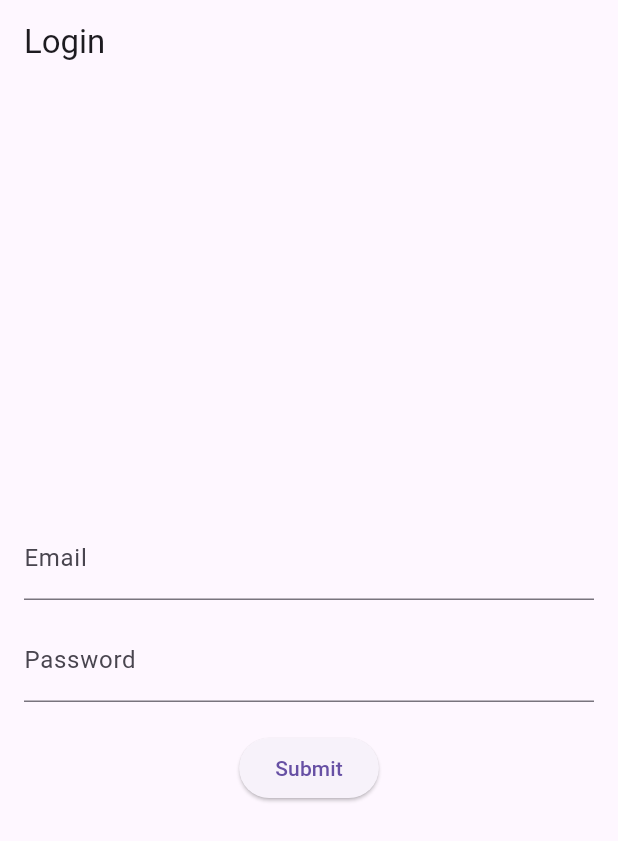
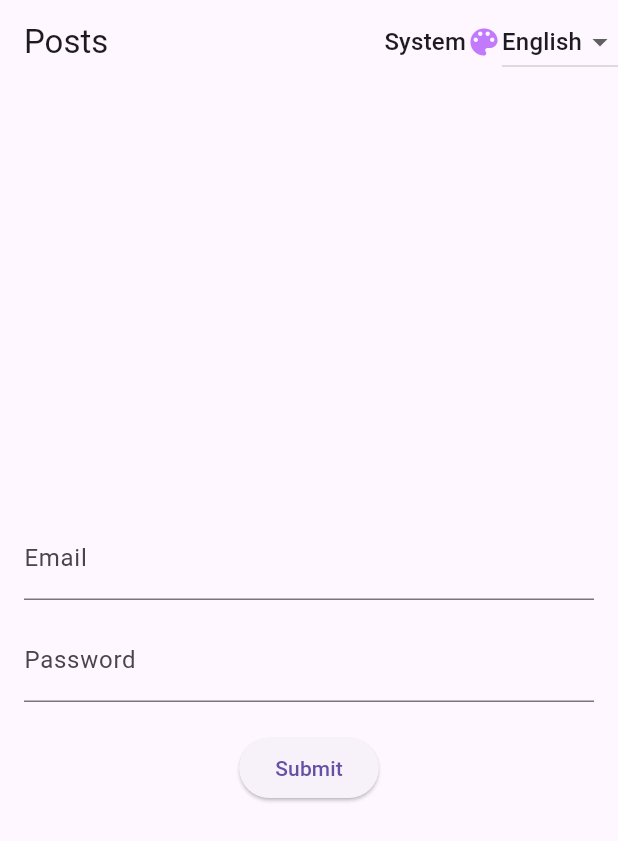
Before and after one commit to shahdseddik/shahd_app, a Flutter app: the screen it shows after launch, on a phone screen of 412 x 824 dp. Shown: the top 841 px of the screen. Run offline on Flutter 3.47's test engine with Material 3 defaults, Android fonts, the light colour scheme and no system bars; our stand-ins replace dio, flutter_riverpod, flutter_secure_storage, pretty_dio_logger, shared_preferences.

Commit message:
Implement persistent language selector (en/ar) with Riverpod

````diff
--- /dev/null
+++ b/l10n/l10n.yaml
@@ -0,0 +1,5 @@
+arb-dir: lib/l10n
+template-arb-file: app_en.arb
+output-localization-file: app_localizations.dart
+output-class: AppLocalizations
+preferred-supported-locales: [en, ar]
--- a/lib/Screens/login_screen.dart
+++ b/lib/Screens/login_screen.dart
@@ -1,6 +1,9 @@
 import 'package:flutter/material.dart';
 import 'package:flutter_riverpod/flutter_riverpod.dart';
+import 'package:shahd_app/l10n/app_localizations.dart';
 import 'package:shahd_app/providers/auth_provider.dart';
+import 'package:shahd_app/widgets/language_selector.dart';
+import 'package:shahd_app/widgets/theme_dropdown.dart';
 import 'posts_screen.dart';
 
 class LoginScreen extends ConsumerStatefulWidget {
@@ -34,9 +37,16 @@ class _LoginScreenState extends ConsumerState<LoginScreen> {
   @override
   Widget build(BuildContext context) {
     final authState = ref.watch(authProvider);
+    final loc = AppLocalizations.of(context)!;
 
     return Scaffold(
-      appBar: AppBar(title: const Text("Login")),
+      appBar: AppBar(
+        title: Text(loc.posts),
+        actions: [
+          const ThemeDropdown(),
+          const LanguageSelector(),
+  ],
+),
       body: Center(
         child: Padding(
           padding: const EdgeInsets.all(16),
@@ -47,22 +57,22 @@ class _LoginScreenState extends ConsumerState<LoginScreen> {
               children: [
                 TextFormField(
                   controller: _emailController,
-                  decoration: const InputDecoration(labelText: "Email"),
-                  validator: (value) => value!.isEmpty ? "Enter email" : null,
+                  decoration: InputDecoration(labelText: loc.email),
+                  validator: (value) => value!.isEmpty ? loc.enterEmail : null,
                 ),
                 const SizedBox(height: 12),
                 TextFormField(
                   controller: _passwordController,
-                  decoration: const InputDecoration(labelText: "Password"),
+                  decoration: InputDecoration(labelText: loc.password),
                   obscureText: true,
-                  validator: (value) => value!.isEmpty ? "Enter password" : null,
+                  validator: (value) => value!.isEmpty ? loc.enterPassword : null,
                 ),
                 const SizedBox(height: 20),
                 authState.isLoading
                     ? const CircularProgressIndicator()
                     : ElevatedButton(
                         onPressed: _login,
-                        child: const Text("Submit"),
+                        child: Text(loc.submit),
                       ),
                 if (authState.errorMessage != null)
                   Padding(
--- /dev/null
+++ b/lib/l10n/app_localizations.dart
@@ -0,0 +1,231 @@
+import 'dart:async';
+
+import 'package:flutter/foundation.dart';
+import 'package:flutter/widgets.dart';
+import 'package:flutter_localizations/flutter_localizations.dart';
+import 'package:intl/intl.dart' as intl;
+
+import 'app_localizations_ar.dart';
+import 'app_localizations_en.dart';
+
+// ignore_for_file: type=lint
+
+/// Callers can lookup localized strings with an instance of AppLocalizations
+/// returned by `AppLocalizations.of(context)`.
+///
+/// Applications need to include `AppLocalizations.delegate()` in their app's
+/// `localizationDelegates` list, and the locales they support in the app's
+/// `supportedLocales` list. For example:
+///
+/// ```dart
+/// import 'l10n/app_localizations.dart';
+///
+/// return MaterialApp(
+///   localizationsDelegates: AppLocalizations.localizationsDelegates,
+///   supportedLocales: AppLocalizations.supportedLocales,
+///   home: MyApplicationHome(),
+/// );
+/// ```
+///
+/// ## Update pubspec.yaml
+///
+/// Please make sure to update your pubspec.yaml to include the following
+/// packages:
+///
+/// ```yaml
+/// dependencies:
+///   # Internationalization support.
+///   flutter_localizations:
+///     sdk: flutter
+///   intl: any # Use the pinned version from flutter_localizations
+///
+///   # Rest of dependencies
+/// ```
+///
+/// ## iOS Applications
+///
+/// iOS applications define key application metadata, including supported
+/// locales, in an Info.plist file that is built into the application bundle.
+/// To configure the locales supported by your app, you’ll need to edit this
+/// file.
+///
+/// First, open your project’s ios/Runner.xcworkspace Xcode workspace file.
+/// Then, in the Project Navigator, open the Info.plist file under the Runner
+/// project’s Runner folder.
+///
+/// Next, select the Information Property List item, select Add Item from the
+/// Editor menu, then select Localizations from the pop-up menu.
+///
+/// Select and expand the newly-created Localizations item then, for each
+/// locale your application supports, add a new item and select the locale
+/// you wish to add from the pop-up menu in the Value field. This list should
+/// be consistent with the languages listed in the AppLocalizations.supportedLocales
+/// property.
+abstract class AppLocalizations {
+  AppLocalizations(String locale) : localeName = intl.Intl.canonicalizedLocale(locale.toString());
+
+  final String localeName;
+
+  static AppLocalizations? of(BuildContext context) {
+    return Localizations.of<AppLocalizations>(context, AppLocalizations);
+  }
+
+  static const LocalizationsDelegate<AppLocalizations> delegate = _AppLocalizationsDelegate();
+
+  /// A list of this localizations delegate along with the default localizations
+  /// delegates.
+  ///
+  /// Returns a list of localizations delegates containing this delegate along with
+  /// GlobalMaterialLocalizations.delegate, GlobalCupertinoLocalizations.delegate,
+  /// and GlobalWidgetsLocalizations.delegate.
+  ///
+  /// Additional delegates can be added by appending to this list in
+  /// MaterialApp. This list does not have to be used at all if a custom list
+  /// of delegates is preferred or required.
+  static const List<LocalizationsDelegate<dynamic>> localizationsDelegates = <LocalizationsDelegate<dynamic>>[
+    delegate,
+    GlobalMaterialLocalizations.delegate,
+    GlobalCupertinoLocalizations.delegate,
+    GlobalWidgetsLocalizations.delegate,
+  ];
+
+  /// A list of this localizations delegate's supported locales.
+  static const List<Locale> supportedLocales = <Locale>[
+    Locale('ar'),
+    Locale('en')
+  ];
+
+  /// No description provided for @login.
+  ///
+  /// In en, this message translates to:
+  /// **'Login'**
+  String get login;
+
+  /// No description provided for @email.
+  ///
+  /// In en, this message translates to:
+  /// **'Email'**
+  String get email;
+
+  /// No description provided for @enterEmail.
+  ///
+  /// In en, this message translates to:
+  /// **'Enter email'**
+  String get enterEmail;
+
+  /// No description provided for @password.
+  ///
+  /// In en, this message translates to:
+  /// **'Password'**
+  String get password;
+
+  /// No description provided for @enterPassword.
+  ///
+  /// In en, this message translates to:
+  /// **'Enter password'**
+  String get enterPassword;
+
+  /// No description provided for @posts.
+  ///
+  /// In en, this message translates to:
+  /// **'Posts'**
+  String get posts;
+
+  /// No description provided for @createPost.
+  ///
+  /// In en, this message translates to:
+  /// **'Create Post'**
+  String get createPost;
+
+  /// No description provided for @title.
+  ///
+  /// In en, this message translates to:
+  /// **'Title'**
+  String get title;
+
+  /// No description provided for @body.
+  ///
+  /// In en, this message translates to:
+  /// **'Body'**
+  String get body;
+
+  /// No description provided for @submit.
+  ///
+  /// In en, this message translates to:
+  /// **'Submit'**
+  String get submit;
+
+  /// No description provided for @failedToCreatePost.
+  ///
+  /// In en, this message translates to:
+  /// **'Failed to create post.'**
+  String get failedToCreatePost;
+
+  /// No description provided for @postCreated.
+  ///
+  /// In en, this message translates to:
+  /// **'Post created!'**
+  String get postCreated;
+
+  /// No description provided for @dark.
+  ///
+  /// In en, this message translates to:
+  /// **'Dark'**
+  String get dark;
+
+  /// No description provided for @light.
+  ///
+  /// In en, this message translates to:
+  /// **'Light'**
+  String get light;
+
+  /// No description provided for @system.
+  ///
+  /// In en, this message translates to:
+  /// **'System'**
+  String get system;
+
+  /// No description provided for @english.
+  ///
+  /// In en, this message translates to:
+  /// **'English'**
+  String get english;
+
+  /// No description provided for @arabic.
+  ///
+  /// In en, this message translates to:
+  /// **'Arabic'**
+  String get arabic;
+}
+
+class _AppLocalizationsDelegate extends LocalizationsDelegate<AppLocalizations> {
+  const _AppLocalizationsDelegate();
+
+  @override
+  Future<AppLocalizations> load(Locale locale) {
+    return SynchronousFuture<AppLocalizations>(lookupAppLocalizations(locale));
+  }
+
+  @override
+  bool isSupported(Locale locale) => <String>['ar', 'en'].contains(locale.languageCode);
+
+  @override
+  bool shouldReload(_AppLocalizationsDelegate old) => false;
+}
+
+AppLocalizations lookupAppLocalizations(Locale locale) {
+
+
+  // Lookup logic when only language code is specified.
+  switch (locale.languageCode) {
+    case 'ar': return AppLocalizationsAr();
+    case 'en': return AppLocalizationsEn();
+  }
+
+  throw FlutterError(
+    'AppLocalizations.delegate failed to load unsupported locale "$locale". This is likely '
+    'an issue with the localizations generation tool. Please file an issue '
+    'on GitHub with a reproducible sample app and the gen-l10n configuration '
+    'that was used.'
+  );
+}
--- a/lib/main.dart
+++ b/lib/main.dart
@@ -1,7 +1,10 @@
 import 'package:flutter/material.dart';
+import 'package:flutter_localizations/flutter_localizations.dart';
 import 'package:flutter_riverpod/flutter_riverpod.dart';
 import 'package:shahd_app/Screens/login_screen.dart';
+import 'package:shahd_app/l10n/app_localizations.dart';
 import 'package:shahd_app/providers/auth_provider.dart';
+import 'package:shahd_app/providers/locale_notifier.dart';
 import 'package:shahd_app/providers/theme_notifier.dart';
 import 'Screens/posts_screen.dart';
 
@@ -15,20 +18,30 @@ class MyApp extends ConsumerWidget {
   @override
   Widget build(BuildContext context, WidgetRef ref) {
     final themeMode = ref.watch(themeProvider);
-      return Consumer(
-      builder: (context, ref, _) {
-        final authState = ref.watch(authProvider);
+    final locale = ref.watch(localeNotifierProvider);
+    final authState = ref.watch(authProvider);
+
+
         return MaterialApp(
         debugShowCheckedModeBanner: false,
+        localizationsDelegates: const [
+          AppLocalizations.delegate,
+          GlobalMaterialLocalizations.delegate,
+          GlobalWidgetsLocalizations.delegate,
+          GlobalCupertinoLocalizations.delegate,
+        ],
+        supportedLocales: const [
+          Locale('en', ''),
+          Locale('ar', ''),
+        ],
+        locale: locale,
         title: 'Theme',
         theme: ThemeData.light(),
         darkTheme: ThemeData.dark(),
         themeMode: themeMode,
         home: authState.isLoggedIn
-          ? const PostsScreen()
-          : const LoginScreen(),
+            ? const PostsScreen()
+            : const LoginScreen(),
     );
-  },
-);
   }
 }
--- /dev/null
+++ b/lib/widgets/language_selector.dart
@@ -0,0 +1,33 @@
+import 'package:flutter/material.dart';
+import 'package:flutter_riverpod/flutter_riverpod.dart';
+import 'package:shahd_app/l10n/app_localizations.dart';
+import 'package:shahd_app/providers/locale_notifier.dart';
+
+class LanguageSelector extends ConsumerWidget {
+  const LanguageSelector({super.key});
+
+  @override
+  Widget build(BuildContext context, WidgetRef ref) {
+    final locale = ref.watch(localeNotifierProvider);
+    final loc = AppLocalizations.of(context)!;
+
+    return DropdownButton<String>(
+      value: locale.languageCode,
+      onChanged: (value) {
+        if (value != null) {
+          ref.read(localeNotifierProvider.notifier).setLocale(value);
+        }
+      },
+      items: [
+        DropdownMenuItem(
+          value: 'en',
+          child: Text(loc.english),
+        ),
+        DropdownMenuItem(
+          value: 'ar',
+          child: Text(loc.arabic),
+        ),
+      ],
+    );
+  }
+}
--- a/lib/widgets/theme_dropdown.dart
+++ b/lib/widgets/theme_dropdown.dart
@@ -1,5 +1,6 @@
 import 'package:flutter/material.dart';
 import 'package:flutter_riverpod/flutter_riverpod.dart';
+import 'package:shahd_app/l10n/app_localizations.dart';
 import  'package:shahd_app/providers/theme_notifier.dart';
 
 class ThemeDropdown extends ConsumerWidget {
@@ -8,15 +9,16 @@ class ThemeDropdown extends ConsumerWidget {
   @override
   Widget build(BuildContext context, WidgetRef ref) {
     final themeMode = ref.watch(themeProvider);
+    final loc = AppLocalizations.of(context)!;
 
     return DropdownButton<ThemeMode>(
       value: themeMode,
       icon: const Icon(Icons.color_lens, color: Color.fromARGB(255, 193, 122, 251)),
       underline: const SizedBox(),
-      items: const [
-        DropdownMenuItem(value: ThemeMode.light, child: Text('Light')),
-        DropdownMenuItem(value: ThemeMode.dark, child: Text('Dark')),
-        DropdownMenuItem(value: ThemeMode.system, child: Text('System')),
+      items:[
+        DropdownMenuItem(value: ThemeMode.light, child: Text(loc.light)),
+        DropdownMenuItem(value: ThemeMode.dark, child: Text(loc.dark)),
+        DropdownMenuItem(value: ThemeMode.system, child: Text(loc.system)),
       ],
       onChanged: (newMode) {
         if (newMode != null) {
````
Also changed, not shown: lib/Screens/create_post_screen.dart (+10 -7 lines), lib/Screens/posts_screen.dart (+12 -10 lines), lib/l10n/app_ar.arb (added, +20 -0 lines), lib/l10n/app_en.arb (added, +20 -0 lines), lib/l10n/app_localizations_ar.dart (added, +61 -0 lines), lib/l10n/app_localizations_en.dart (added, +61 -0 lines), lib/providers/locale_notifier.dart (added, +26 -0 lines), pubspec.yaml (+9 -57 lines), pubspec.lock.
